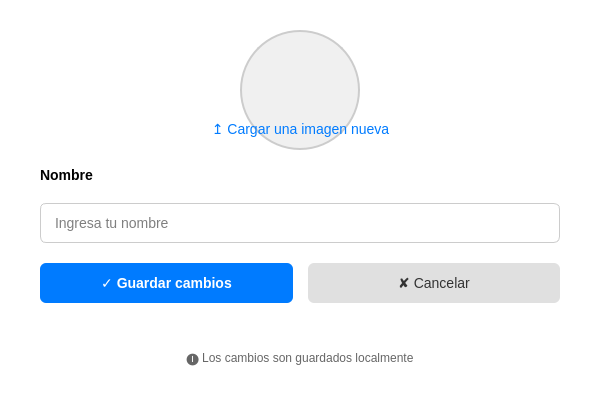
judajaavAlt/PI2, file infraestructure/ui/pages/config/config_view.ui: the form before one commit.
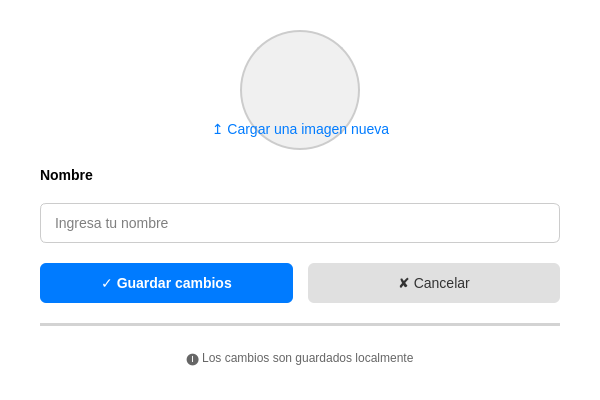
The form after the commit.

Commit message: fixing habit form view style

The edit to the form file:
```diff
--- a/infraestructure/ui/pages/config/config_view.ui
+++ b/infraestructure/ui/pages/config/config_view.ui
@@ -291,7 +291,7 @@
    <item>
     <widget class="Line" name="line">
      <property name="styleSheet">
-      <string notr="true"/>
+      <string notr="true">background-color: lightgray;</string>
      </property>
      <property name="orientation">
       <enum>Qt::Orientation::Horizontal</enum>
```
The commit also changes 2 other files.
